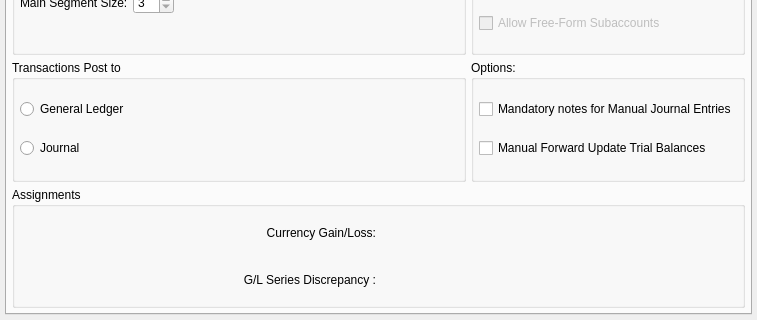
Before: the Qt Designer form xtuple/trunk/guiclient/configureGL.ui in WooodHead/xtuple, drawn with Qt 5; both pictures show x 0 to 757 and y 229 to 549 of the 757 by 549 pixel window.
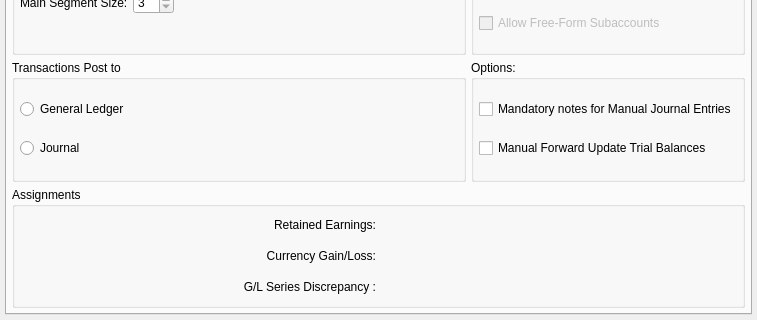
After: the same form once the commit is applied. Custom widgets are drawn as their Qt base class.

```diff
--- a/xtuple/trunk/guiclient/configureGL.ui
+++ b/xtuple/trunk/guiclient/configureGL.ui
@@ -303,6 +303,26 @@
           <item row="0" column="0">
            <layout class="QGridLayout">
             <item row="0" column="0">
+             <widget class="QLabel" name="_yearendLit">
+              <property name="enabled">
+               <bool>true</bool>
+              </property>
+              <property name="text">
+               <string>Retained Earnings:</string>
+              </property>
+              <property name="alignment">
+               <set>Qt::AlignRight|Qt::AlignTrailing|Qt::AlignVCenter</set>
+              </property>
+             </widget>
+            </item>
+            <item row="0" column="1">
+             <widget class="GLCluster" name="_yearend">
+              <property name="focusPolicy">
+               <enum>Qt::StrongFocus</enum>
+              </property>
+             </widget>
+            </item>
+            <item row="1" column="0">
              <widget class="QLabel" name="_gainLossLit">
               <property name="text">
                <string>Currency Gain/Loss:</string>
@@ -312,14 +332,14 @@
               </property>
              </widget>
             </item>
-            <item row="0" column="1">
+            <item row="1" column="1">
              <widget class="GLCluster" name="_gainLoss">
               <property name="focusPolicy">
                <enum>Qt::StrongFocus</enum>
               </property>
              </widget>
             </item>
-            <item row="1" column="0">
+            <item row="2" column="0">
              <widget class="QLabel" name="_discrepancyLit">
               <property name="text">
                <string>G/L Series Discrepancy :</string>
@@ -329,7 +349,7 @@
               </property>
              </widget>
             </item>
-            <item row="1" column="1">
+            <item row="2" column="1">
              <widget class="GLCluster" name="_discrepancy">
               <property name="focusPolicy">
                <enum>Qt::StrongFocus</enum>
```
Left out of the diff: 17 changed lines with no effect on the pictures.
